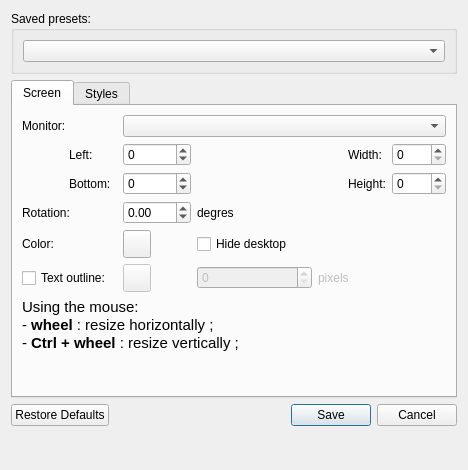
Qt form src/configeditor.ui (Subtivals/subtivals) before a commit.
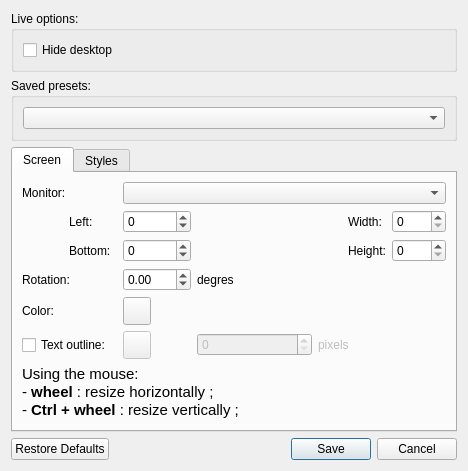
The same form after that commit. Icons and pictures are not drawn.

Commit message: Move hide desktop option outside config panel

```diff
--- a/src/configeditor.ui
+++ b/src/configeditor.ui
@@ -16,14 +16,32 @@
   <layout class="QGridLayout" name="gridLayout_4">
    <item row="0" column="0">
     <layout class="QGridLayout" name="gridLayout_2">
-     <item row="2" column="0">
+     <item row="3" column="0">
       <widget class="QDialogButtonBox" name="buttonBox">
        <property name="standardButtons">
         <set>QDialogButtonBox::Cancel|QDialogButtonBox::RestoreDefaults|QDialogButtonBox::Save</set>
        </property>
       </widget>
      </item>
+
      <item row="0" column="0">
+      <widget class="QGroupBox" name="groupBox_hideDesktop">
+       <property name="title">
+        <string>Live options:</string>
+       </property>
+       <layout class="QGridLayout" name="gridLayout_hideDesktop">
+        <item row="0" column="0">
+         <widget class="QCheckBox" name="hideDesktop">
+           <property name="text">
+            <string>Hide desktop</string>
+           </property>
+          </widget>
+        </item>
+       </layout>
+      </widget>
+     </item>
+
+     <item row="1" column="0">
       <widget class="QGroupBox" name="groupBox">
        <property name="title">
         <string>Saved presets:</string>
@@ -39,7 +57,7 @@
        </layout>
       </widget>
      </item>
-     <item row="3" column="0">
+     <item row="4" column="0">
       <spacer name="verticalSpacer_2">
        <property name="orientation">
         <enum>Qt::Vertical</enum>
@@ -52,7 +70,7 @@
        </property>
       </spacer>
      </item>
-     <item row="1" column="0">
+     <item row="2" column="0">
       <widget class="QTabWidget" name="tabs">
        <property name="enabled">
         <bool>true</bool>
@@ -337,13 +355,6 @@
            </property>
           </widget>
          </item>
-         <item row="4" column="4" colspan="4">
-          <widget class="QCheckBox" name="hideDesktop">
-           <property name="text">
-            <string>Hide desktop</string>
-           </property>
-          </widget>
-         </item>
         </layout>
        </widget>
        <widget class="QWidget" name="tabStyles">
```
